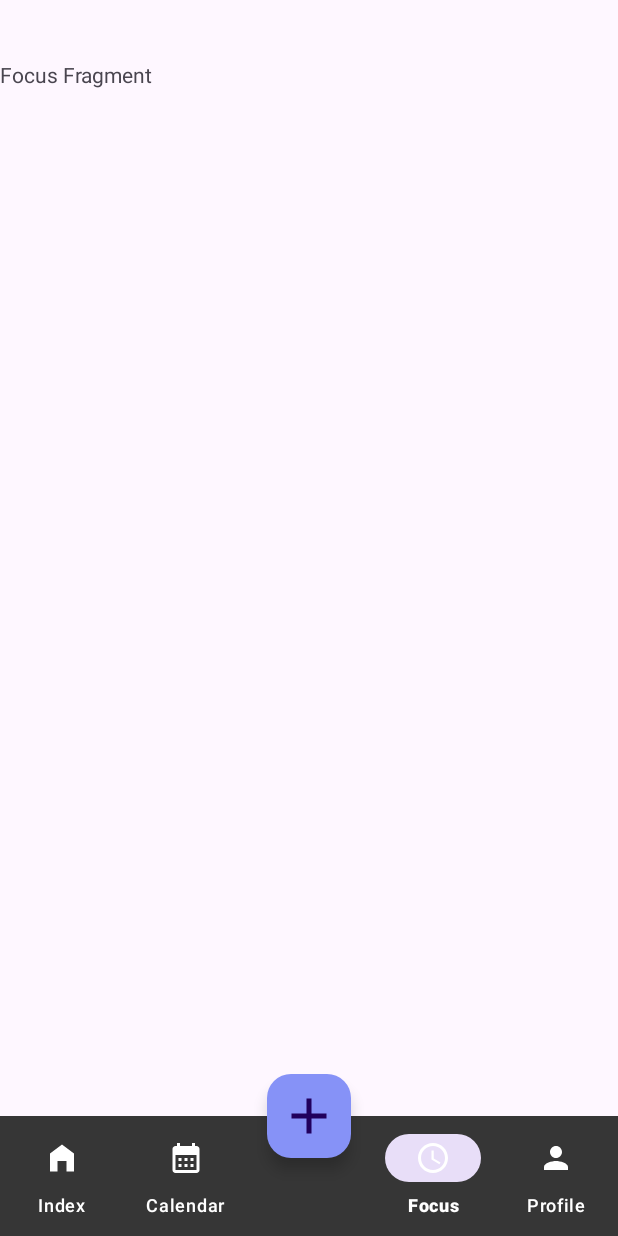
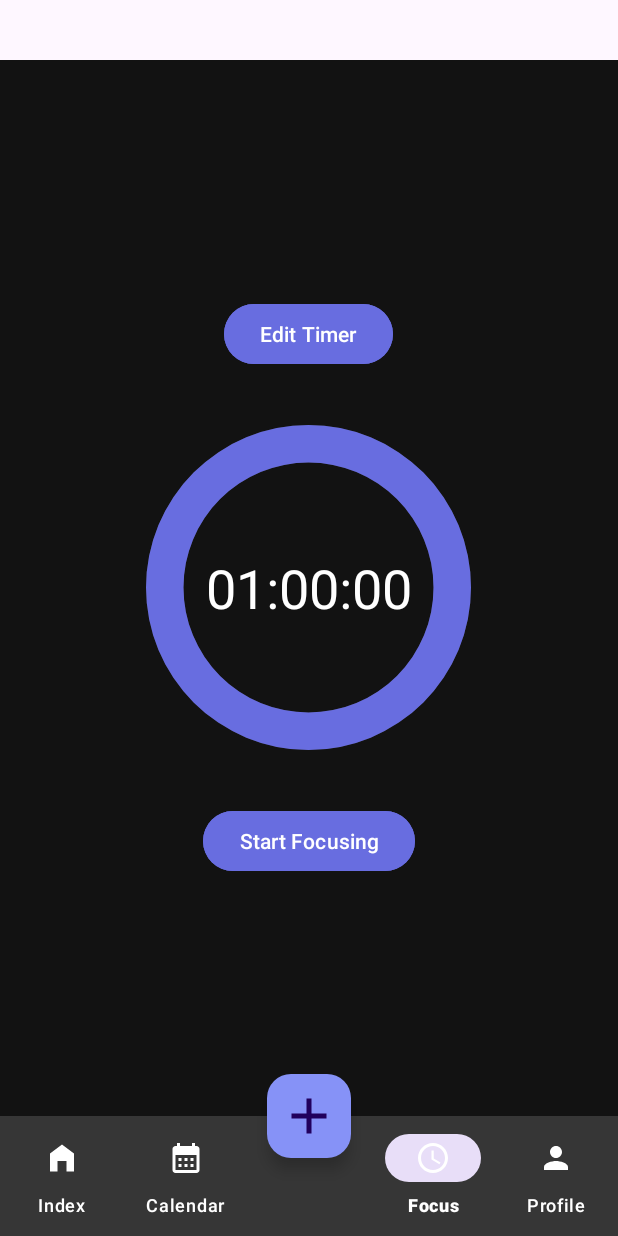
Before and after one commit to riojr100/Project_Kelompok3, an Android app: the screen it shows after launch once a user with an empty profile is signed in (FragmentActivity), item 4 of the bottom bar chosen, on a phone screen of 412 x 824 dp. Run offline under Robolectric (Android 15) with nearby library versions, the phone set to English and light mode, and no system bars; our stand-ins replace Firebase (no records; nobody signed in at launch, a user with empty details on screens opened directly).

Commit message:
FocusMode Change from activity to fragment

```diff
--- a/app/src/main/java/com/example/project_kelompok3/FocusFragment.kt
+++ b/app/src/main/java/com/example/project_kelompok3/FocusFragment.kt
@@ -1,59 +1,155 @@
 package com.example.project_kelompok3
 
+import android.app.AlertDialog
 import android.os.Bundle
-import androidx.fragment.app.Fragment
+import android.os.CountDownTimer
 import android.view.LayoutInflater
 import android.view.View
 import android.view.ViewGroup
+import android.widget.Button
+import android.widget.NumberPicker
+import android.widget.ProgressBar
+import android.widget.TextView
+import androidx.fragment.app.Fragment
+import java.util.*
 
-// TODO: Rename parameter arguments, choose names that match
-// the fragment initialization parameters, e.g. ARG_ITEM_NUMBER
-private const val ARG_PARAM1 = "param1"
-private const val ARG_PARAM2 = "param2"
+class FocusFragment : Fragment() {
 
-/**
- * A simple [Fragment] subclass.
- * Use the [FocusFragment.newInstance] factory method to
- * create an instance of this fragment.
- */
-class FocusFragment : Fragment() {
-    // TODO: Rename and change types of parameters
-    private var param1: String? = null
-    private var param2: String? = null
-
-    override fun onCreate(savedInstanceState: Bundle?) {
-        super.onCreate(savedInstanceState)
-        arguments?.let {
-            param1 = it.getString(ARG_PARAM1)
-            param2 = it.getString(ARG_PARAM2)
-        }
-    }
+    private lateinit var timerText: TextView
+    private lateinit var progressBar: ProgressBar
+    private lateinit var startPauseButton: Button
+    private lateinit var stopButton: Button
+    private lateinit var editTimerButton: Button
+    private var focusTimeInMillis: Long = 3600000 // Default 1 hour
+    private lateinit var countDownTimer: CountDownTimer
+    private var isTimerRunning: Boolean = false
+    private var isTimerPaused: Boolean = false
+    private var timeLeftInMillis: Long = focusTimeInMillis
 
     override fun onCreateView(
         inflater: LayoutInflater, container: ViewGroup?,
         savedInstanceState: Bundle?
     ): View? {
         // Inflate the layout for this fragment
-        return inflater.inflate(R.layout.fragment_focus, container, false)
+        val view = inflater.inflate(R.layout.fragment_focus, container, false)
+
+        timerText = view.findViewById(R.id.timerText)
+        progressBar = view.findViewById(R.id.progressBar)
+        startPauseButton = view.findViewById(R.id.startPauseButton)
+        stopButton = view.findViewById(R.id.stopButton)
+        editTimerButton = view.findViewById(R.id.editTimerButton)
+
+        progressBar.max = 100 // Full progress
+
+        stopButton.visibility = View.GONE
+
+        startPauseButton.setOnClickListener {
+            if (isTimerRunning) {
+                pauseTimer()
+            } else {
+                startTimer()
+            }
+        }
+
+        stopButton.setOnClickListener {
+            stopTimer()
+        }
+
+        editTimerButton.setOnClickListener {
+            showEditTimerDialog()
+        }
+
+        updateCountDownText()
+
+        return view
     }
 
-    companion object {
-        /**
-         * Use this factory method to create a new instance of
-         * this fragment using the provided parameters.
-         *
-         * @param param1 Parameter 1.
-         * @param param2 Parameter 2.
-         * @return A new instance of fragment FocusFragment.
-         */
-        // TODO: Rename and change types and number of parameters
-        @JvmStatic
-        fun newInstance(param1: String, param2: String) =
-            FocusFragment().apply {
-                arguments = Bundle().apply {
-                    putString(ARG_PARAM1, param1)
-                    putString(ARG_PARAM2, param2)
-                }
+    private fun startTimer() {
+        countDownTimer = object : CountDownTimer(timeLeftInMillis, 1000) {
+            override fun onTick(millisUntilFinished: Long) {
+                timeLeftInMillis = millisUntilFinished
+                updateCountDownText()
+
+                // Calculate progress as a float to ensure smooth decrement
+                val progress = ((millisUntilFinished.toFloat() / focusTimeInMillis.toFloat()) * 100).toInt()
+
+                // Ensure progress is smoothly updated and reaches 0 at the right time
+                progressBar.progress = if (progress >= 0) progress else 0
             }
+
+            override fun onFinish() {
+                isTimerRunning = false
+                isTimerPaused = false
+                startPauseButton.text = getString(R.string.start_focusing)
+                stopButton.visibility = View.GONE
+                progressBar.progress = 0 // Set progress to 0 when finished
+            }
+        }.start()
+
+        isTimerRunning = true
+        isTimerPaused = false
+        startPauseButton.text = getString(R.string.pause)
+        stopButton.visibility = View.VISIBLE
+    }
+
+    private fun pauseTimer() {
+        countDownTimer.cancel()
+        isTimerRunning = false
+        isTimerPaused = true
+        startPauseButton.text = getString(R.string.resume)
+    }
+
+    private fun stopTimer() {
+        countDownTimer.cancel()
+        isTimerRunning = false
+        isTimerPaused = false
+        timeLeftInMillis = focusTimeInMillis
+        updateCountDownText()
+
+        progressBar.progress = 100
+        startPauseButton.text = getString(R.string.start_focusing)
+        stopButton.visibility = View.GONE
+    }
+
+    private fun updateCountDownText() {
+        val hours = (timeLeftInMillis / 1000) / 3600
+        val minutes = ((timeLeftInMillis / 1000) % 3600) / 60
+        val seconds = (timeLeftInMillis / 1000) % 60
+        val timeFormatted = if (hours > 0) {
+            String.format(Locale.getDefault(), "%02d:%02d:%02d", hours, minutes, seconds)
+        } else {
+            String.format(Locale.getDefault(), "%02d:%02d", minutes, seconds)
+        }
+        timerText.text = timeFormatted
+    }
+
+    private fun showEditTimerDialog() {
+        val dialogView = layoutInflater.inflate(R.layout.dialog_edit_timer, null)
+        val hourPicker = dialogView.findViewById<NumberPicker>(R.id.hourPicker)
+        val minutePicker = dialogView.findViewById<NumberPicker>(R.id.minutePicker)
+        val secondPicker = dialogView.findViewById<NumberPicker>(R.id.secondPicker)
+
+        hourPicker.minValue = 0
+        hourPicker.maxValue = 23
+        minutePicker.minValue = 0
+        minutePicker.maxValue = 59
+        secondPicker.minValue = 0
+        secondPicker.maxValue = 59
+
+        AlertDialog.Builder(requireContext())
+            .setTitle("Set Timer")
+            .setView(dialogView)
+            .setPositiveButton("Set") { _, _ ->
+                val hours = hourPicker.value
+                val minutes = minutePicker.value
+                val seconds = secondPicker.value
+                focusTimeInMillis = ((hours * 3600) + (minutes * 60) + seconds) * 1000L
+                timeLeftInMillis = focusTimeInMillis
+
+                updateCountDownText()
+                progressBar.progress = 100
+            }
+            .setNegativeButton("Cancel", null)
+            .show()
     }
 }
--- a/app/src/main/res/layout/fragment_focus.xml
+++ b/app/src/main/res/layout/fragment_focus.xml
@@ -1,14 +1,67 @@
 <?xml version="1.0" encoding="utf-8"?>
-<FrameLayout xmlns:android="http://schemas.android.com/apk/res/android"
-    xmlns:tools="http://schemas.android.com/tools"
+<RelativeLayout
+    xmlns:android="http://schemas.android.com/apk/res/android"
     android:layout_width="match_parent"
     android:layout_height="match_parent"
-    tools:context=".FocusFragment">
+    android:background="#121212">
 
-    <!-- TODO: Update blank fragment layout -->
+    <!-- Edit Timer Button -->
+    <Button
+        android:id="@+id/editTimerButton"
+        android:layout_width="wrap_content"
+        android:layout_height="wrap_content"
+        android:layout_above="@id/progressBar"
+        android:layout_centerHorizontal="true"
+        android:text="Edit Timer"
+        android:backgroundTint="#686de0"
+        android:textColor="#ffffff"
+        android:layout_marginBottom="20dp"/>
+
+    <!-- Circular ProgressBar -->
+    <ProgressBar
+        android:id="@+id/progressBar"
+        style="?android:attr/progressBarStyleHorizontal"
+        android:layout_width="250dp"
+        android:layout_height="250dp"
+        android:layout_centerInParent="true"
+        android:indeterminateOnly="false"
+        android:progressDrawable="@drawable/circular_progress_bar"
+        android:max="100"
+        android:progress="100"/>
+
+    <!-- Time Display -->
     <TextView
-        android:layout_width="match_parent"
-        android:layout_height="match_parent"
-        android:text="Focus Fragment" />
+        android:id="@+id/timerText"
+        android:layout_width="wrap_content"
+        android:layout_height="wrap_content"
+        android:layout_centerInParent="true"
+        android:text="00:00"
+        android:textSize="36sp"
+        android:textColor="#ffffff" />
 
-</FrameLayout>
+    <!-- Start/Pause Button -->
+    <Button
+        android:id="@+id/startPauseButton"
+        android:layout_width="wrap_content"
+        android:layout_height="wrap_content"
+        android:layout_below="@id/progressBar"
+        android:layout_marginTop="20dp"
+        android:layout_centerHorizontal="true"
+        android:text="Start Focusing"
+        android:backgroundTint="#686de0"
+        android:textColor="#ffffff"/>
+
+    <!-- Stop Button -->
+    <Button
+        android:id="@+id/stopButton"
+        android:layout_width="wrap_content"
+        android:layout_height="wrap_content"
+        android:layout_below="@id/startPauseButton"
+        android:layout_marginTop="20dp"
+        android:layout_centerHorizontal="true"
+        android:text="Stop"
+        android:backgroundTint="#ff6666"
+        android:textColor="#ffffff"
+        android:visibility="gone"/> <!-- Initially hidden -->
+
+</RelativeLayout>
--- a/app/src/main/res/values/strings.xml
+++ b/app/src/main/res/values/strings.xml
@@ -1,6 +1,10 @@
 <resources>
     <string name="app_name">Project_Kelompok3</string>
     <string name="signup">SignUp</string>
+    <string name="start_focusing">Start Focusing</string>
+    <string name="pause">Pause</string>
+    <string name="resume">Resume</string>
+    <string name="stop">Stop</string>
     <!-- TODO: Remove or change this placeholder text -->
     <string name="hello_blank_fragment">Hello blank fragment</string>
 </resources>
```
Also changed, not shown: app/src/main/java/com/example/project_kelompok3/FocusModeActivity.kt (deleted, +0 -158 lines), app/src/main/res/layout/activity_focus_mode.xml (deleted, +0 -66 lines).
